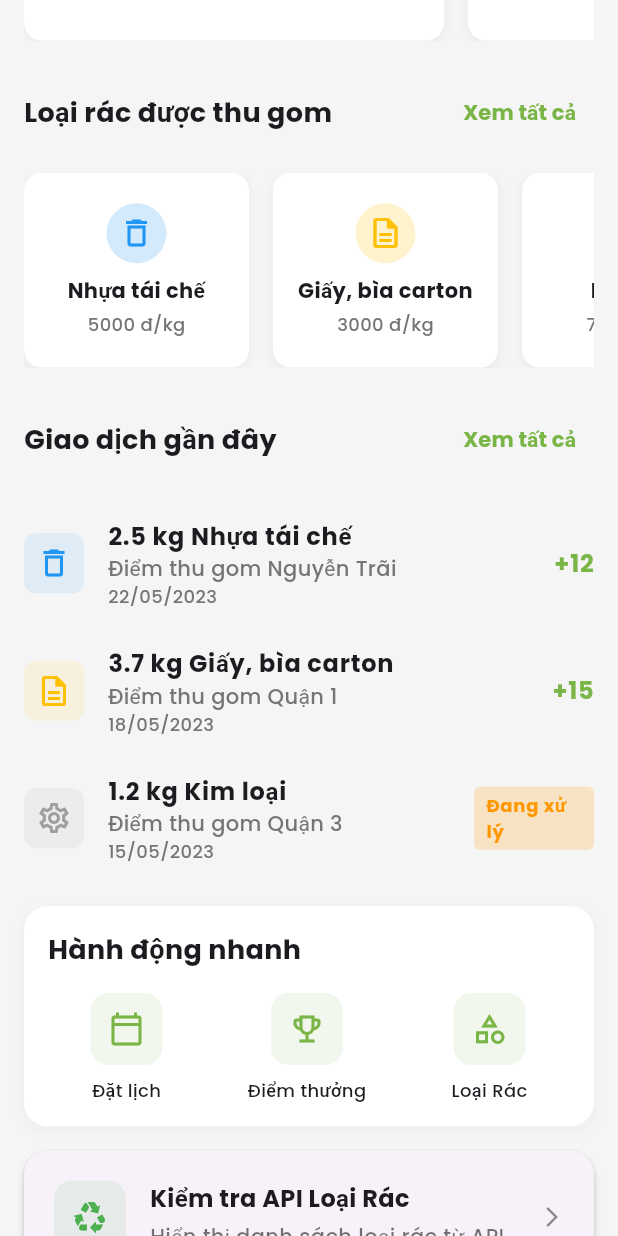
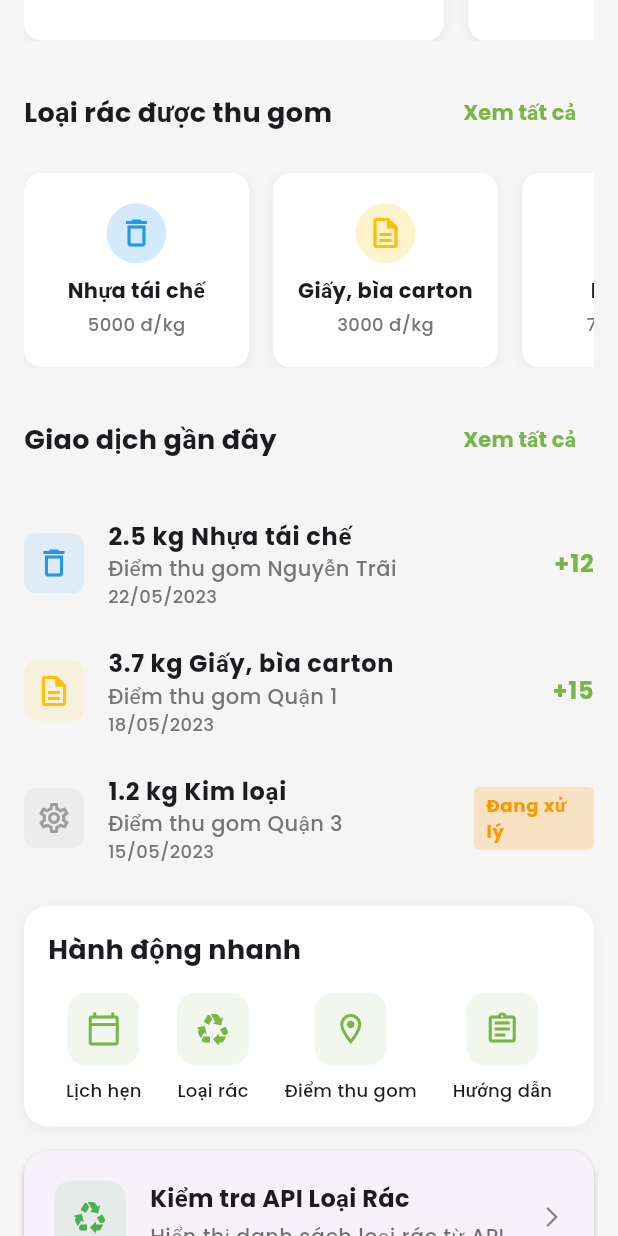
Before and after one commit to lvuxyz/WasteanMagement, a Flutter app: the HomeScreen screen opened directly, scrolled down 576 dp, on a phone screen of 412 x 824 dp. Run offline on Flutter 3.47's test engine with Material 3 defaults, Android fonts, the phone set to English and light mode, and no system bars; our stand-ins replace email_validator, equatable, flutter_bloc, flutter_dotenv, flutter_secure_storage, internet_connection_checker and 3 more; missing offline and left inert: mapbox_maps_flutter; accounts and stored records are empty.

Commit message:
Implement collection point features, update waste type handling, and refine navigation
- Update route definitions to include collection points list and waste types screen.
- Modify home screen to include quick actions for calendar, waste types, collection points and classification guide.
- Add functions to fetch waste types for a specific collection point.
- Implement loading of waste types for a collection point.

```diff
--- a/lib/screens/home_screen.dart
+++ b/lib/screens/home_screen.dart
@@ -347,24 +347,28 @@ class _HomeScreenState extends State<HomeScreen> {
             children: [
               _buildQuickAction(
                 icon: Icons.calendar_today_outlined,
-                title: 'Đặt lịch',
+                title: 'Lịch hẹn',
+                onTap: () {},
+              ),
+              _buildQuickAction(
+                icon: Icons.recycling,
+                title: 'Loại rác',
                 onTap: () {
-                  // Xử lý đặt lịch
+                  Navigator.pushNamed(context, '/waste-type');
                 },
               ),
               _buildQuickAction(
-                icon: Icons.emoji_events_outlined,
-                title: 'Điểm thưởng',
+                icon: Icons.location_on_outlined,
+                title: 'Điểm thu gom',
                 onTap: () {
-                  // Xử lý xem điểm thưởng
+                  Navigator.pushNamed(context, '/collection-points');
                 },
               ),
-              // Thêm mục Loại Rác mới
               _buildQuickAction(
-                icon: Icons.category_outlined,
-                title: 'Loại Rác',
+                icon: Icons.assignment_outlined,
+                title: 'Hướng dẫn',
                 onTap: () {
-                  Navigator.pushNamed(context, AppRoutes.wasteTypeManagement);
+                  Navigator.pushNamed(context, '/waste-guide');
                 },
               ),
             ],
```
Also changed, not shown: lib/blocs/waste_type/waste_type_bloc.dart (+18 -0 lines), lib/blocs/waste_type/waste_type_event.dart (+13 -0 lines), lib/blocs/waste_type/waste_type_state.dart (+15 -0 lines), lib/repositories/waste_type_repository.dart (+32 -0 lines), lib/routes.dart (+14 -2 lines).
